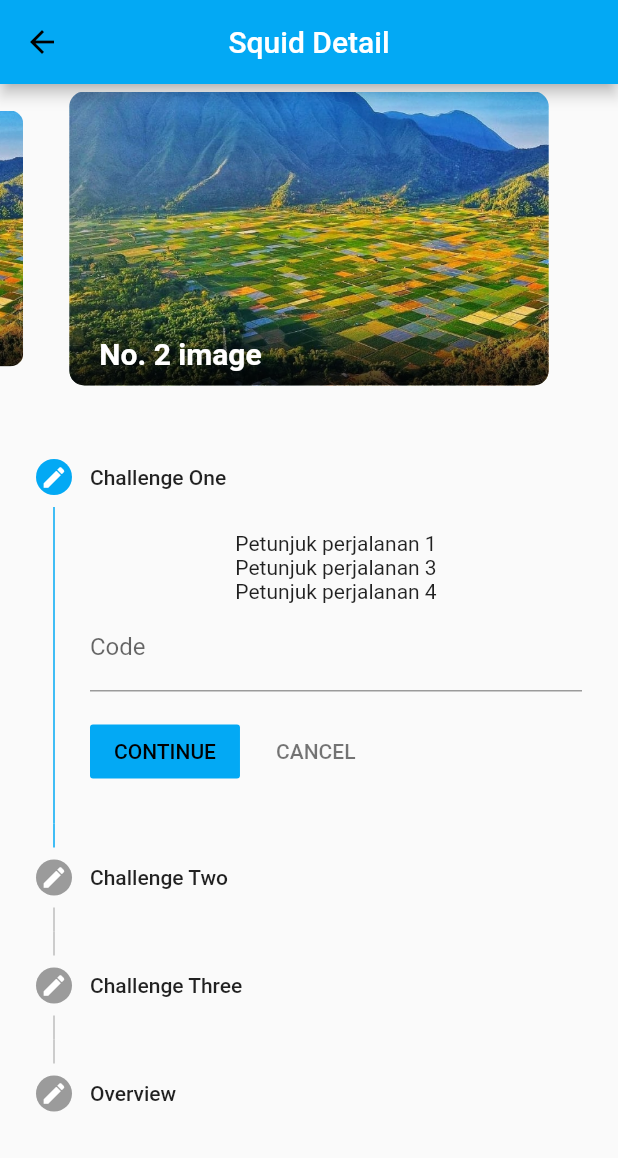
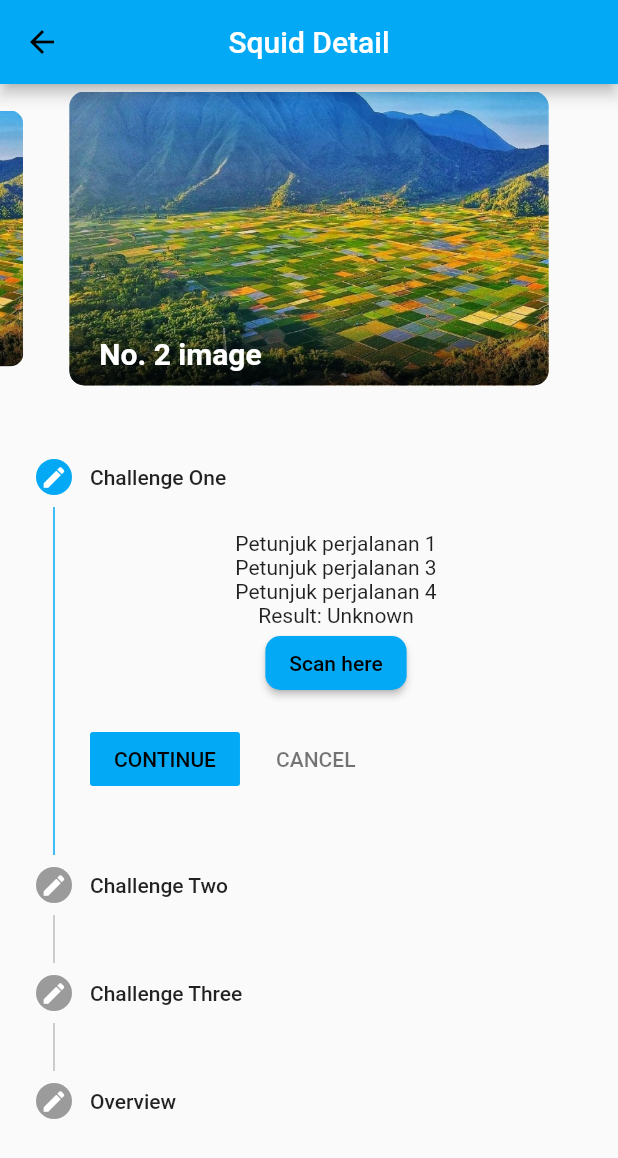
Before and after one commit to setiawanboedy/hacktoberfest, a Flutter app: the SquidDetailView screen opened by its route, on a phone screen of 412 x 824 dp. Shown: the top 1158 px of the screen. Run offline on Flutter 3.47's test engine with Material 2 defaults, Android fonts, the phone set to English and light mode, and no system bars; drawn by our look-alikes of carousel_slider; our stand-ins replace cached_network_image, cloud_firestore, curved_navigation_bar, firebase_auth, firebase_core, flutter_secure_storage and 1 more; missing offline and left inert: flutter_barcode_scanner; accounts and stored records are empty; Roboto replaces fonts that are missing (Nunito).

Commit message:
explore and detail

```diff
--- a/lib/app/modules/navigation/page/squid_detail/controllers/squid_detail_controller.dart
+++ b/lib/app/modules/navigation/page/squid_detail/controllers/squid_detail_controller.dart
@@ -1,9 +1,27 @@
-import 'package:flutter/material.dart';
+
+import 'package:flutter/services.dart';
+import 'package:flutter_barcode_scanner/flutter_barcode_scanner.dart';
 import 'package:get/get.dart';
-import 'package:squidgame/app/modules/navigation/page/squid_detail/views/widgets/challenges.dart';
 
 class SquidDetailController extends GetxController {
   var currentStep = 0.obs;
+  var scanBarcode = 'Unknown'.obs;
 
+  RxList overview = [].obs;
+
+  List get overviewResult => overview.value;
+
+  Future<void> scanBarcodeNormal() async {
+    String barcodeScanRes;
+    // Platform messages may fail, so we use a try/catch PlatformException.
+    try {
+      barcodeScanRes = await FlutterBarcodeScanner.scanBarcode(
+          '#ff6666', 'Cancel', true, ScanMode.BARCODE);
+      print(barcodeScanRes);
+    } on PlatformException {
+      barcodeScanRes = 'Failed to get platform version.';
+    }
+      scanBarcode.value = barcodeScanRes;
+  }
 
 }
--- a/lib/app/modules/navigation/page/squid_detail/views/squid_detail_view.dart
+++ b/lib/app/modules/navigation/page/squid_detail/views/squid_detail_view.dart
@@ -43,6 +43,8 @@ class SquidDetailView extends GetView<SquidDetailController> {
                 onStepTapped: (step)=> controller.currentStep.value = step,
                 onStepContinue: () {
                   if (controller.currentStep.value < _steps().length - 1) {
+                    controller.overview.value.add(controller.scanBarcode.value);
+                    controller.scanBarcode.value = '';
                     controller.currentStep.value += 1;
                   } else {
                     controller.currentStep.value = 0;
@@ -77,25 +79,33 @@ class SquidDetailView extends GetView<SquidDetailController> {
     return [
       Step(
           title: Text('Challenge One'),
-          content: Challenges(),
+          content: Challenges(func: ()=> controller.scanBarcodeNormal(), result: controller.scanBarcode.value,),
           state: _stepState(0),
           isActive: controller.currentStep.value == 0),
       Step(
           title: Text('Challenge Two'),
-          content: Challenges(),
+          content: Challenges(func: ()=> controller.scanBarcodeNormal(), result: controller.scanBarcode.value,),
           state: _stepState(1),
           isActive: controller.currentStep.value == 1),
       Step(
           title: Text('Challenge Three'),
-          content: Challenges(),
+          content: Challenges(func: ()=> controller.scanBarcodeNormal(), result: controller.scanBarcode.value,),
           state: _stepState(2),
           isActive: controller.currentStep.value == 2),
       Step(
           title: Text('Overview'),
-          content: Column(
-            children: const [
-              Center(child: Text('Thank you!')),
-            ],
+          content: Container(
+            height: controller.overviewResult.length.toDouble() * 50,
+            width: double.infinity,
+            child: ListView.builder(
+              physics: NeverScrollableScrollPhysics(),
+              itemCount: controller.overviewResult.length,
+                itemBuilder: (context, index){
+                     return Padding(
+                       padding: const EdgeInsets.symmetric(vertical: 10),
+                       child: Text('${controller.overviewResult[index]}'),
+                     );
+    }),
           ),
           state: _stepState(3),
           isActive: controller.currentStep.value == 3),
--- a/lib/app/modules/navigation/page/squid_detail/views/widgets/challenges.dart
+++ b/lib/app/modules/navigation/page/squid_detail/views/widgets/challenges.dart
@@ -1,6 +1,9 @@
 import 'package:flutter/material.dart';
+
 class Challenges extends StatelessWidget {
-  const Challenges({Key? key}) : super(key: key);
+  const Challenges({Key? key, this.func, this.result}) : super(key: key);
+  final VoidCallback? func;
+  final String? result;
 
   @override
   Widget build(BuildContext context) {
@@ -10,10 +13,13 @@ class Challenges extends StatelessWidget {
         Text('Petunjuk perjalanan 3'),
         Text('Petunjuk perjalanan 4'),
 
-        TextFormField(
-          decoration: const InputDecoration(
-            labelText: 'Code',
-          ),
+        Text('Result: $result'),
+        ElevatedButton(
+          onPressed: func,
+          child: Text('Scan here'),
+          style: ElevatedButton.styleFrom(
+              shape: RoundedRectangleBorder(
+                  borderRadius: BorderRadius.circular(10))),
         ),
       ],
     );
--- a/pubspec.yaml
+++ b/pubspec.yaml
@@ -15,6 +15,7 @@ dependencies:
   curved_navigation_bar: 1.0.1
   cached_network_image: 3.1.0
   carousel_slider: 4.0.0
+  flutter_barcode_scanner: 2.0.0
   flutter:
     sdk: flutter
 
```
Also changed, not shown: pubspec.lock.
